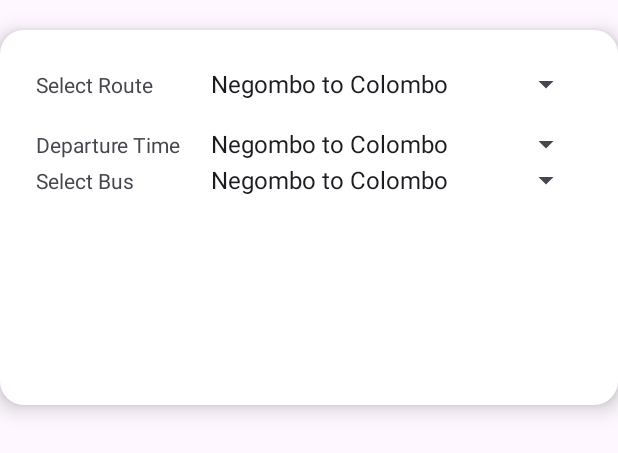
After one commit to NadithSamaranayake/SwiftRide, an Android app: the layout seat_booking.xml on its own in the app's theme, with its tools: preview values and no code run, on a phone screen of 412 x 824 dp. The commit adds this screen. Shown: the top 453 px of the screen. Run offline under Robolectric (Android 15) with nearby library versions, the phone set to English and light mode, and no system bars.

Commit message:
Bus seat booking layout done

```diff
--- a/app/build.gradle.kts
+++ b/app/build.gradle.kts
@@ -39,6 +39,8 @@ dependencies {
     implementation(libs.constraintlayout)
     // Add osmdroid library
     implementation(libs.osmdroid)
+    //Material library
+    implementation ("com.google.android.material:material:1.9.0")
     // Add Google Play Services Location library
     implementation("com.google.android.gms:play-services-location:18.0.0")
     testImplementation(libs.junit)
--- a/app/src/main/AndroidManifest.xml
+++ b/app/src/main/AndroidManifest.xml
@@ -6,6 +6,7 @@
     <uses-permission android:name="android.permission.INTERNET" />
     <uses-permission android:name="android.permission.ACCESS_FINE_LOCATION" />
     <uses-permission android:name="android.permission.ACCESS_COARSE_LOCATION" />
+    <uses-permission android:name="android.permission.READ_EXTERNAL_STORAGE" />
 
     <application
         android:allowBackup="true"
--- /dev/null
+++ b/app/src/main/res/layout/seat_booking.xml
@@ -0,0 +1,99 @@
+<?xml version="1.0" encoding="utf-8"?>
+<LinearLayout xmlns:android="http://schemas.android.com/apk/res/android"
+    android:layout_width="match_parent"
+    android:layout_height="match_parent"
+    xmlns:app="http://schemas.android.com/apk/res-auto"
+    xmlns:tools="http://schemas.android.com/tools"
+    android:orientation="vertical">
+
+    <LinearLayout
+        android:id="@+id/booking_card"
+        android:layout_width="match_parent"
+        android:layout_height="250dp"
+        android:orientation="vertical"
+        android:padding="24dp"
+        android:layout_marginTop="20dp"
+        android:elevation="8dp"
+        android:layout_gravity="center"
+        android:layout_marginBottom="32dp"
+        android:background="@drawable/card_background"
+        android:clipToPadding="true">
+
+        <!--Route-->
+        <LinearLayout
+            android:layout_width="match_parent"
+            android:layout_height="wrap_content"
+            android:orientation="horizontal"
+            android:layout_marginBottom="16dp">
+
+            <TextView
+                android:layout_width="0dp"
+                android:layout_height="wrap_content"
+                android:text="Select Route"
+                android:layout_weight="3"/>
+
+            <Spinner
+                android:id="@+id/route_spinner"
+                android:layout_width="0dp"
+                android:layout_height="wrap_content"
+                android:layout_weight="7"
+                android:entries="@array/routes"/>
+        </LinearLayout>
+
+        <!--Departure Time-->
+        <LinearLayout
+            android:layout_width="match_parent"
+            android:layout_height="wrap_content"
+            android:orientation="horizontal">
+
+            <TextView
+                android:layout_width="0dp"
+                android:layout_height="wrap_content"
+                android:text="Departure Time"
+                android:layout_weight="3"/>
+
+            <Spinner
+                android:id="@+id/departure_time_spinner"
+                android:layout_width="0dp"
+                android:layout_height="wrap_content"
+                android:layout_weight="7"
+                android:entries="@array/routes"/>
+        </LinearLayout>
+
+        <!--Select Bus-->
+        <LinearLayout
+            android:layout_width="match_parent"
+            android:layout_height="wrap_content"
+            android:orientation="horizontal">
+
+            <TextView
+                android:layout_width="0dp"
+                android:layout_height="wrap_content"
+                android:text="Select Bus"
+                android:layout_weight="3"/>
+
+            <Spinner
+                android:id="@+id/select_bus_spinner"
+                android:layout_width="0dp"
+                android:layout_height="wrap_content"
+                android:layout_weight="7"
+                android:entries="@array/routes"/>
+        </LinearLayout>
+
+    </LinearLayout>
+
+    <!--Seat Layout-->
+    <GridLayout
+        android:id="@+id/seat_layout"
+        android:layout_width="match_parent"
+        android:layout_height="wrap_content"
+        android:layout_margin="16dp"
+        android:columnCount="4"
+        android:rowCount="5"
+        android:padding="8dp">
+
+        <!-- Dynamically create seat buttons in Java/Kotlin -->
+    </GridLayout>
+
+
+</LinearLayout>
--- a/app/src/main/res/values/colors.xml
+++ b/app/src/main/res/values/colors.xml
@@ -1,5 +1,7 @@
 <?xml version="1.0" encoding="utf-8"?>
 <resources>
     <color name="black">#FF000000</color>
+    <color name="primaryColor">#164ce4</color>
     <color name="white">#FFFFFFFF</color>
+    <color name="navbg">#caf0f8</color>
 </resources>
--- a/app/src/main/res/values/strings.xml
+++ b/app/src/main/res/values/strings.xml
@@ -5,4 +5,22 @@
         <item>Passenger</item>
         <item>Owner</item>
     </string-array>
+    <string-array name="routes">
+        <item>Negombo to Colombo</item>
+        <item>Kandana to Ja-Ela</item>
+        <item>Colombo to Chilaw</item>
+        <item>Colombo to Jaffna</item>
+    </string-array>
+    <string-array name="departure_time">
+        <item>10:00 AM</item>
+        <item>11:00 AM</item>
+        <item>12:00 PM</item>
+        <item>01:00 PM</item>
+    </string-array>
+    <string-array name="busses">
+        <item>AB001</item>
+        <item>AB002</item>
+        <item>AB003</item>
+        <item>AB004</item>
+    </string-array>
 </resources>
```
Also changed, not shown: app/src/main/java/com/testing/bussbooking/BusSeatLayoutActivity.java (added, +85 -0 lines), app/src/main/java/com/testing/bussbooking/DBHandler.java (added, +93 -0 lines), app/src/main/java/com/testing/bussbooking/PassengerDashboard.java (+61 -14 lines), app/src/main/res/drawable/ic_book.xml (added, +9 -0 lines), app/src/main/res/drawable/ic_home.xml (added, +9 -0 lines), app/src/main/res/drawable/ic_profile.xml (added, +9 -0 lines), app/src/main/res/drawable/ic_search.xml (added, +9 -0 lines), app/src/main/res/layout/passenger_dashboard.xml (+106 -14 lines), 3 other files.
